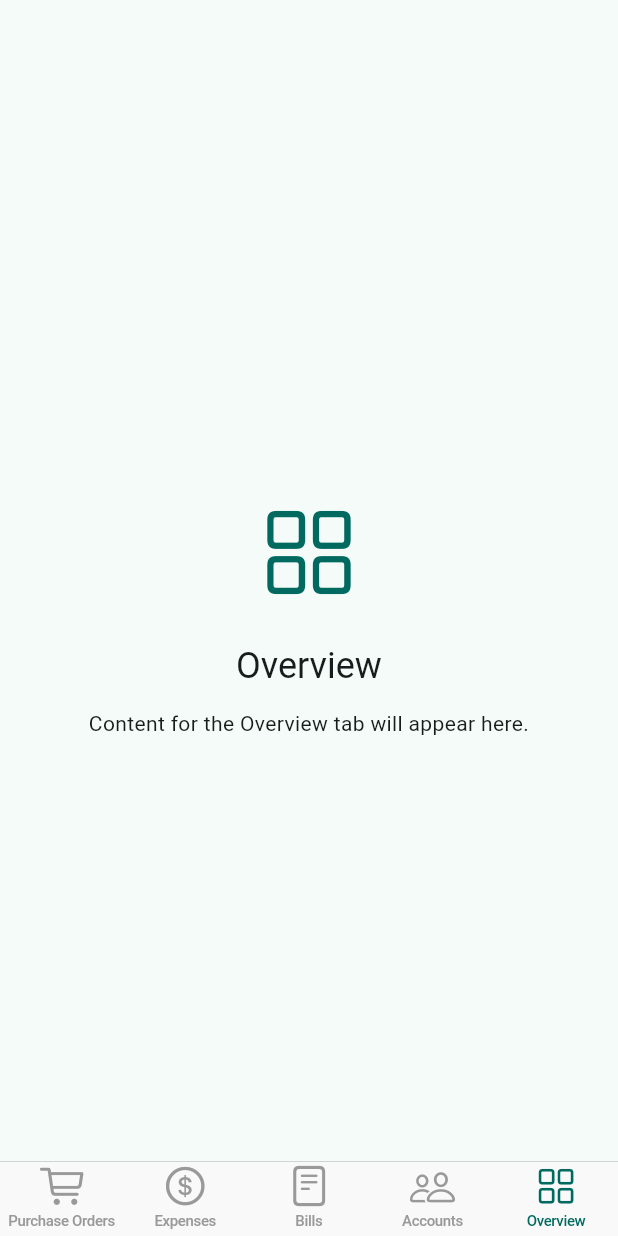
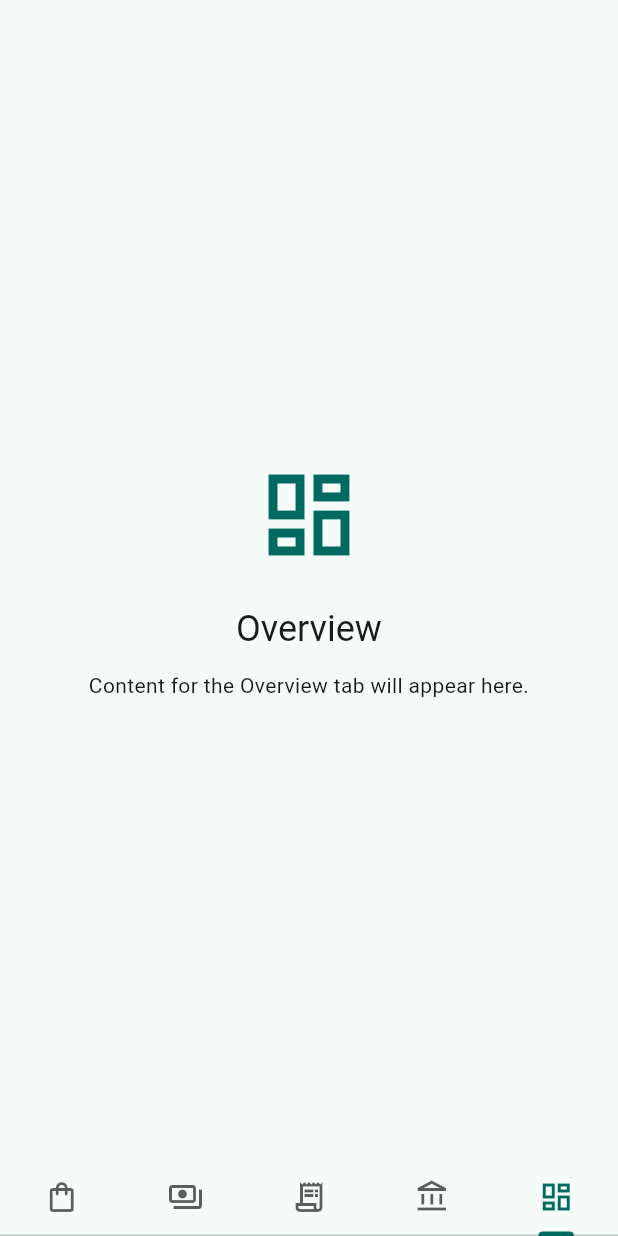
Before and after one commit to azmilazizi/kokonuts_bookkeeping, a Flutter app: the HomeScreen screen opened directly, item 5 of the bottom bar chosen, on a phone screen of 412 x 824 dp. Run offline on Flutter 3.47's test engine with Material 3 defaults, Android fonts, the phone set to English and light mode, and no system bars; our stand-ins replace shared_preferences; accounts and stored records are empty; network calls fail.

Commit message:
Revert "Convert home screen tabs to Cupertino UI"

```diff
--- a/lib/screens/home_screen.dart
+++ b/lib/screens/home_screen.dart
@@ -1,4 +1,3 @@
-import 'package:flutter/cupertino.dart';
 import 'package:flutter/material.dart';
 
 import '../app/app_state.dart';
@@ -16,36 +15,32 @@ class HomeScreen extends StatefulWidget {
   State<HomeScreen> createState() => _HomeScreenState();
 }
 
-class _HomeScreenState extends State<HomeScreen> {
-  late final CupertinoTabController _controller =
-      CupertinoTabController(initialIndex: 0);
+class _HomeScreenState extends State<HomeScreen> with SingleTickerProviderStateMixin {
+  late final TabController _controller = TabController(length: _tabs.length, vsync: this)
+    ..addListener(_handleTabSelection);
 
   static final List<_HomeTab> _tabs = [
     _HomeTab(
       title: 'Purchase Orders',
-      icon: CupertinoIcons.shopping_cart,
+      icon: Icons.shopping_bag_outlined,
       builder: (_, __) => const PurchaseOrdersTab(),
     ),
     _HomeTab(
       title: 'Expenses',
-      icon: CupertinoIcons.money_dollar_circle,
+      icon: Icons.payments_outlined,
       builder: (_, __) => const ExpensesTab(),
     ),
     _HomeTab(
       title: 'Bills',
-      icon: CupertinoIcons.doc_plaintext,
+      icon: Icons.receipt_long_outlined,
       builder: (_, __) => const BillsTab(),
     ),
     _HomeTab(
       title: 'Accounts',
-      icon: CupertinoIcons.person_2,
+      icon: Icons.account_balance_outlined,
       builder: (_, __) => const AccountsTab(),
     ),
-    const _HomeTab(
-      title: 'Overview',
-      icon: CupertinoIcons.square_grid_2x2,
-      showAddAction: false,
-    ),
+    const _HomeTab(title: 'Overview', icon: Icons.dashboard_outlined),
   ];
 
   @override
@@ -55,20 +50,41 @@ class _HomeScreenState extends State<HomeScreen> {
     super.dispose();
   }
 
+  void _handleTabSelection() {
+    if (!_controller.indexIsChanging) {
+      setState(() {});
+    }
+  }
+
   void _openAddModal(BuildContext context, String tabTitle) {
-    showCupertinoModalPopup<void>(
+    showModalBottomSheet<void>(
       context: context,
       builder: (context) {
-        return CupertinoActionSheet(
-          title: Text('Add new $tabTitle'),
-          message: Text(
+        final theme = Theme.of(context);
+
+        return Padding(
+          padding: const EdgeInsets.all(24),
+          child: Column(
+            mainAxisSize: MainAxisSize.min,
+            crossAxisAlignment: CrossAxisAlignment.stretch,
+            children: [
+              Text(
+                'Add new $tabTitle',
+                style: theme.textTheme.titleLarge,
+              ),
+              const SizedBox(height: 12),
+              Text(
                 'This is a placeholder for creating a new $tabTitle entry. '
-            'Replace this sheet with the appropriate flow when ready.',
+                'Replace this modal with the appropriate form or navigation when ready.',
+                style: theme.textTheme.bodyMedium,
               ),
-          cancelButton: CupertinoActionSheetAction(
+              const SizedBox(height: 24),
+              FilledButton.icon(
                 onPressed: () => Navigator.of(context).pop(),
-            isDefaultAction: true,
-            child: const Text('Close'),
+                icon: const Icon(Icons.add),
+                label: const Text('Close'),
+              ),
+            ],
           ),
         );
       },
@@ -77,50 +93,57 @@ class _HomeScreenState extends State<HomeScreen> {
 
   @override
   Widget build(BuildContext context) {
-    return CupertinoTabScaffold(
+    final theme = Theme.of(context);
+    final AppState appState = AppStateScope.of(context);
+    final username = appState.username;
+
+    final AppState scopedAppState = AppStateScope.of(context);
+
+    final bool isOverviewTabSelected = _controller.index == _tabs.length - 1;
+    final _HomeTab currentTab = _tabs[_controller.index];
+
+    return Scaffold(
+      body: SafeArea(
+        top: true,
+        bottom: false,
+        child: TabBarView(
           controller: _controller,
-      tabBar: CupertinoTabBar(
-        items: _tabs
+          children: _tabs
               .map(
-              (tab) => BottomNavigationBarItem(
-                icon: Icon(tab.icon),
-                label: tab.title,
+                (tab) => tab.builder?.call(context, scopedAppState) ??
+                    _HomeTabPlaceholder(
+                      title: tab.title,
+                      icon: tab.icon,
                     ),
               )
               .toList(growable: false),
         ),
-      tabBuilder: (context, index) {
-        final tab = _tabs[index];
-        final scopedAppState = AppStateScope.of(context);
-        final child = tab.builder?.call(context, scopedAppState) ??
-            _HomeTabPlaceholder(title: tab.title, icon: tab.icon);
-
-        return CupertinoPageScaffold(
-          child: Stack(
-            children: [
-              Positioned.fill(
-                child: SafeArea(
-                  top: true,
-                  bottom: false,
-                  child: child,
+      ),
+      bottomNavigationBar: Material(
+        color: theme.colorScheme.surface,
+        child: TabBar(
+          controller: _controller,
+          indicatorColor: theme.colorScheme.primary,
+          labelColor: theme.colorScheme.primary,
+          unselectedLabelColor: theme.colorScheme.onSurface.withOpacity(0.7),
+          tabs: _tabs
+              .map(
+                (tab) => Tab(
+                  icon: Icon(tab.icon),
+                  iconMargin: const EdgeInsets.only(bottom: 6),
+                  height: 48,
+                ),
+              )
+              .toList(growable: false),
         ),
       ),
-              if (tab.showAddAction)
-                Positioned(
-                  right: 20,
-                  bottom: 20 + MediaQuery.of(context).padding.bottom,
-                  child: Tooltip(
-                    message: 'Add ${tab.title}',
-                    child: _CupertinoAddButton(
-                      tabTitle: tab.title,
-                      onPressed: () => _openAddModal(context, tab.title),
+      floatingActionButton: isOverviewTabSelected
+          ? null
+          : FloatingActionButton(
+              tooltip: 'Add ${currentTab.title}',
+              onPressed: () => _openAddModal(context, currentTab.title),
+              child: const Icon(Icons.add),
             ),
-                  ),
-                ),
-            ],
-          ),
-        );
-      },
     );
   }
 }
@@ -178,58 +201,11 @@ class _ThemeModeButton extends StatelessWidget {
 }
 
 class _HomeTab {
-  const _HomeTab({
-    required this.title,
-    required this.icon,
-    this.builder,
-    this.showAddAction = true,
-  });
+  const _HomeTab({required this.title, required this.icon, this.builder});
 
   final String title;
   final IconData icon;
   final Widget Function(BuildContext context, AppState appState)? builder;
-  final bool showAddAction;
-}
-
-class _CupertinoAddButton extends StatelessWidget {
-  const _CupertinoAddButton({required this.onPressed, required this.tabTitle});
-
-  final VoidCallback onPressed;
-  final String tabTitle;
-
-  @override
-  Widget build(BuildContext context) {
-    return Semantics(
-      label: 'Add $tabTitle',
-      button: true,
-      child: CupertinoButton(
-        onPressed: onPressed,
-        padding: EdgeInsets.zero,
-        child: DecoratedBox(
-          decoration: BoxDecoration(
-            color: CupertinoColors.activeBlue,
-            borderRadius: BorderRadius.circular(28),
-            boxShadow: const [
-              BoxShadow(
-                color: Color(0x33000000),
-                blurRadius: 12,
-                offset: Offset(0, 6),
-              ),
-            ],
-          ),
-          child: const SizedBox(
-            width: 56,
-            height: 56,
-            child: Icon(
-              CupertinoIcons.add,
-              color: CupertinoColors.white,
-              size: 28,
-            ),
-          ),
-        ),
-      ),
-    );
-  }
 }
 
 class _HomeTabPlaceholder extends StatelessWidget {
```
Lines whose indentation alone changed are shown as unchanged.
